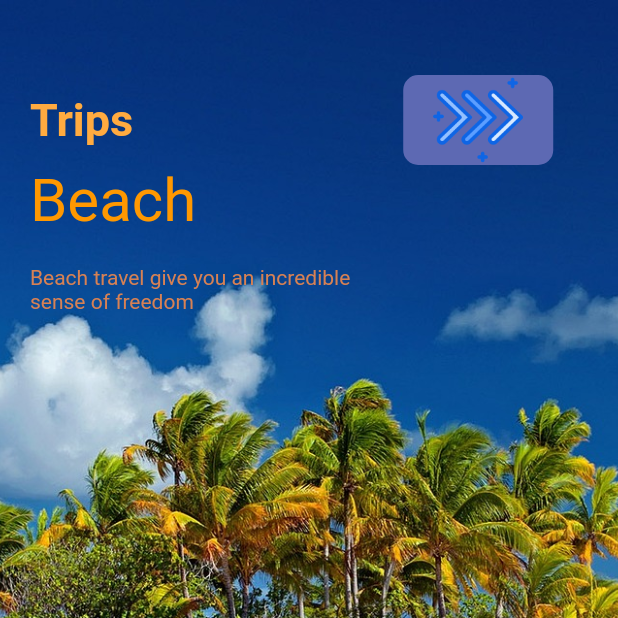
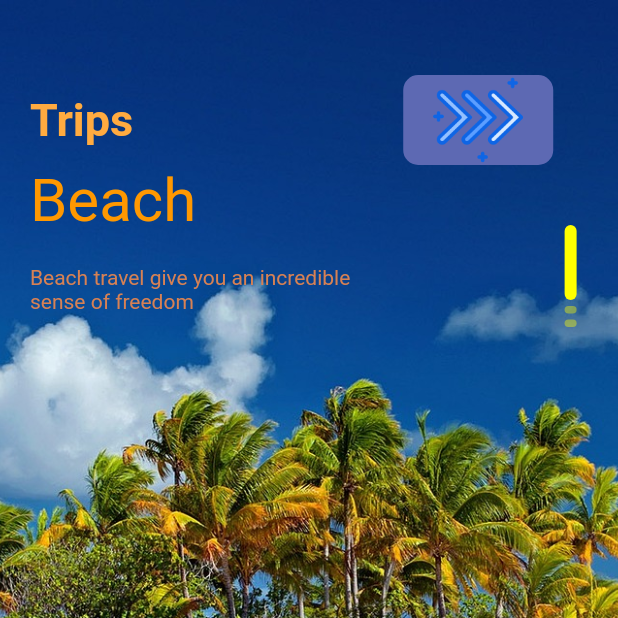
Before and after one commit to kangminchan99/Flutter_TravelApp, a Flutter app: the screen it shows after launch, on a phone screen of 412 x 824 dp, the top half of it. Run offline on Flutter 3.47's test engine with Material 2 defaults, Android fonts, the phone set to English and light mode, and no system bars.

Commit message:
select the dots with the slider

```diff
--- a/lib/pages/welcome_page.dart
+++ b/lib/pages/welcome_page.dart
@@ -62,6 +62,29 @@ class _WelcomePageState extends State<WelcomePage> {
                         const SizedBox(height: 40),
                       ],
                     ),
+                    Expanded(
+                      child: Padding(
+                        padding: const EdgeInsets.only(top: 100),
+                        child: Column(
+                          children: List.generate(
+                            3,
+                            (indexDots) {
+                              return Container(
+                                margin: const EdgeInsets.only(bottom: 4),
+                                width: 8,
+                                height: index == indexDots ? 50 : 5,
+                                decoration: BoxDecoration(
+                                  borderRadius: BorderRadius.circular(8),
+                                  color: index == indexDots
+                                      ? Colors.yellowAccent
+                                      : Colors.yellowAccent.withOpacity(0.4),
+                                ),
+                              );
+                            },
+                          ),
+                        ),
+                      ),
+                    ),
                   ],
                 ),
               ),
```
